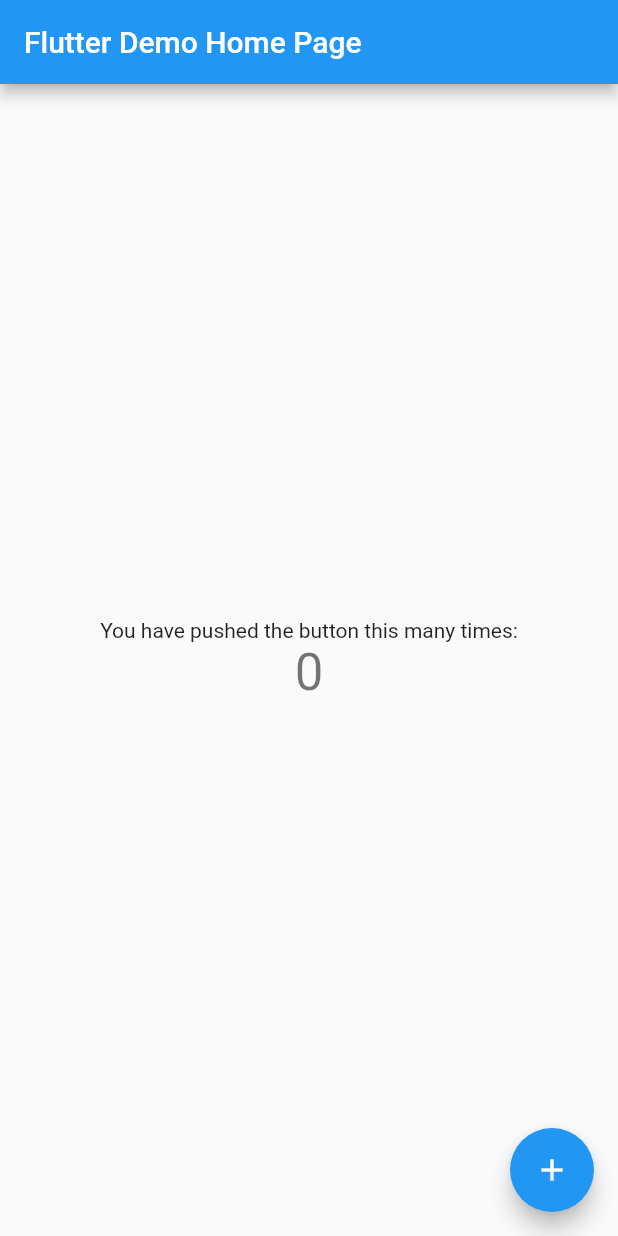
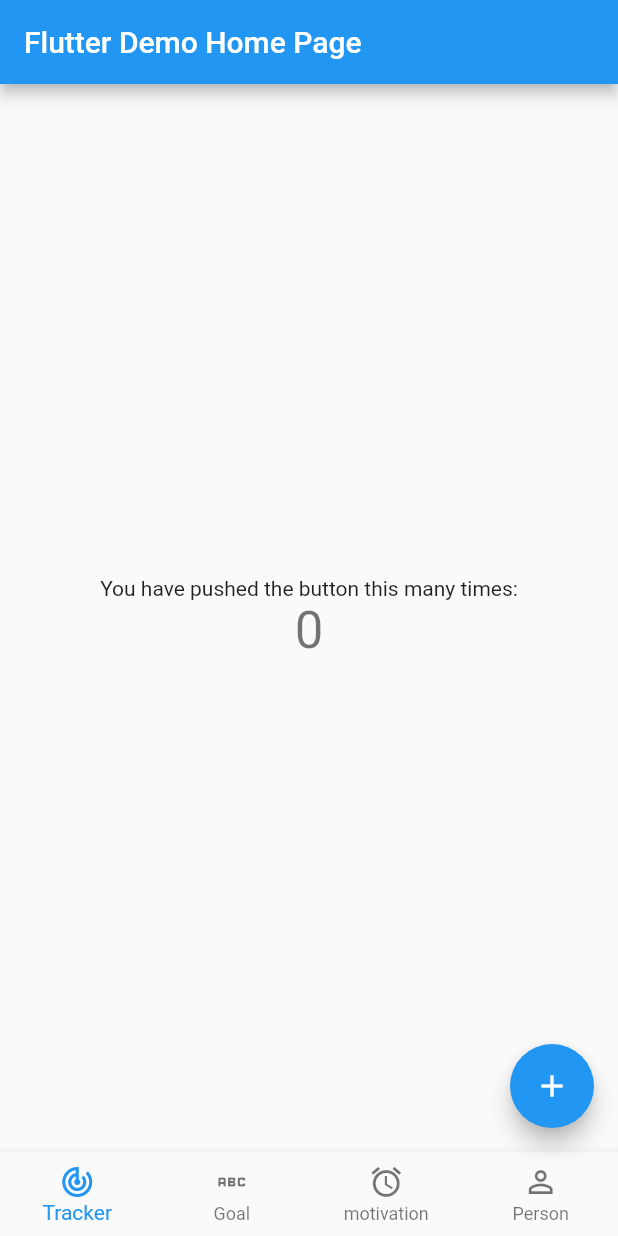
Before and after one commit to SyedMuhammadHuzaiffa/Habit-Tracking-app, a Flutter app: the screen it shows after launch, on a phone screen of 412 x 824 dp. Run offline on Flutter 3.47's test engine with Material 2 defaults, Android fonts, the phone set to English and light mode, and no system bars.

Commit message:
Navigation

```diff
--- a/lib/main.dart
+++ b/lib/main.dart
@@ -11,6 +11,7 @@ class MyApp extends StatelessWidget {
   @override
   Widget build(BuildContext context) {
     return MaterialApp(
+      debugShowCheckedModeBanner: false,
       title: 'Flutter Demo',
       theme: ThemeData(
         // This is the theme of your application.
@@ -109,7 +110,18 @@ class _MyHomePageState extends State<MyHomePage> {
         onPressed: _incrementCounter,
         tooltip: 'Increment',
         child: const Icon(Icons.add),
-      ), // This trailing comma makes auto-formatting nicer for build methods.
+      ),
+      bottomNavigationBar:
+          BottomNavigationBar(type: BottomNavigationBarType.fixed, items: const <
+              BottomNavigationBarItem>[
+        BottomNavigationBarItem(
+            icon: Icon(Icons.track_changes_outlined), label: 'Tracker'),
+        BottomNavigationBarItem(icon: Icon(Icons.abc_outlined), label: 'Goal'),
+        BottomNavigationBarItem(
+            icon: Icon(Icons.access_alarm_outlined), label: 'motivation'),
+        BottomNavigationBarItem(
+            icon: Icon(Icons.person_outline), label: 'Person'),
+      ]), // This trailing comma makes auto-formatting nicer for build methods.
     );
   }
 }
```
